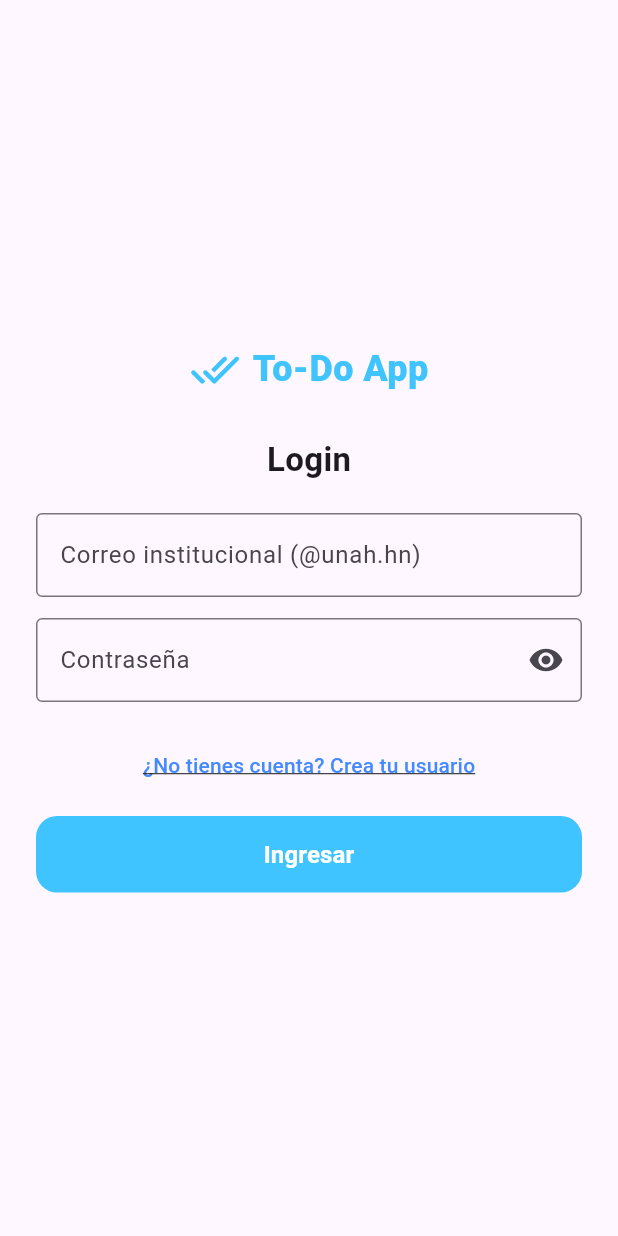
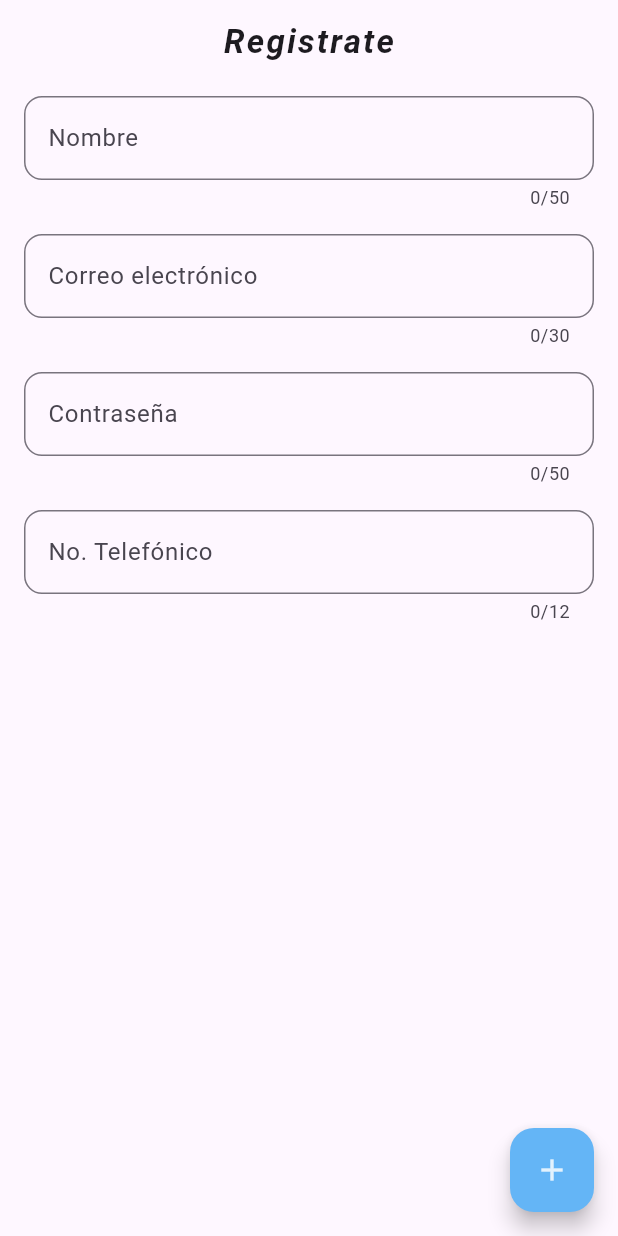
Before and after one commit to samiipineda/Tarea_2.1-Lenguajes-de-Programacion, a Flutter app: the LoginPage screen opened by its route, after a tap on "¿No tienes cuenta? Crea tu usuario", on a phone screen of 412 x 824 dp. Run offline on Flutter 3.47's test engine with Material 3 defaults, Android fonts, the phone set to English and light mode, and no system bars; our stand-ins replace go_router.

Commit message:
Agregando la vista del registro y sus rutas

```diff
--- a/intro-flutter/todo_app/lib/api/todos.dart
+++ b/intro-flutter/todo_app/lib/api/todos.dart
@@ -24,3 +24,12 @@ final List<Map<String, dynamic>> todoList = [
     'completed': false,
   },
 ];
+
+final List<Map<String, dynamic>> todoUsers = [
+    {'id': 1,
+    'nombre': 'Grolbin Orellana',
+    'email': 'grolbin.orellana@unah.hn',
+    'contraseña': 'admin123',
+    'numero': 93416662
+    }
+];
--- a/intro-flutter/todo_app/lib/src/models/todo.dart
+++ /dev/null
@@ -1,21 +0,0 @@
-class Todo {
-  final String title;
-  final String description;
-  final bool completed;
-
-  Todo({
-    required this.title,
-    required this.description,
-    required this.completed,
-  });
-
-  factory Todo.fromJson(Map<String, dynamic> json) => Todo(
-    title: json['title'],
-    description: json['description'],
-    completed: json['completed'],
-  );
-
-  Map<String, dynamic> toJson() {
-    return {'title': title, 'description': description, 'completed': completed};
-  }
-}
--- a/intro-flutter/todo_app/lib/src/shared/utils.dart
+++ b/intro-flutter/todo_app/lib/src/shared/utils.dart
@@ -2,6 +2,7 @@ import 'package:flutter/material.dart';
 import 'package:go_router/go_router.dart';
 
 class Utils {
+
   static showSnackBar({
     required BuildContext context,
     required String title,
--- a/intro-flutter/todo_app/lib/src/views/login.dart
+++ b/intro-flutter/todo_app/lib/src/views/login.dart
@@ -121,7 +121,9 @@ class _LoginPageState extends State<LoginPage> {
                       ),
                       const SizedBox(height: 18),
                       TextButton(
-                        onPressed: () {},
+                        onPressed: () {
+                          context.goNamed('signUp-todo');
+                        },
                         child: const Text(
                           '¿No tienes cuenta? Crea tu usuario',
                           style: TextStyle(
--- /dev/null
+++ b/intro-flutter/todo_app/lib/src/views/user_page.dart
@@ -0,0 +1,169 @@
+import 'package:flutter/material.dart';
+import 'package:flutter/services.dart';
+import 'package:go_router/go_router.dart';
+import 'package:todo_app/api/todos.dart';
+import 'package:todo_app/src/shared/utils.dart';
+import 'package:flutter/widgets.dart';
+import 'package:todo_app/src/widgets/text_Field.dart';
+
+class UserPage extends StatelessWidget {
+  UserPage({super.key, this.user});
+
+  final nameController = TextEditingController();
+  final emailController = TextEditingController();
+  final phoneController = TextEditingController();
+  final passwordController = TextEditingController();
+
+  final FocusNode emailFocus = FocusNode();
+
+  final Map<String, dynamic>? user;
+
+  @override
+  Widget build(BuildContext context) {
+    //Id que me permite consultar a la BBDD la información actualziada
+    final userID = GoRouterState.of(context).pathParameters['id'];
+
+    if (user != null) {
+      nameController.text = user!['nombre'];
+      emailController.text = user!['email'];
+      passwordController.text = user!['contraseña'];
+      phoneController.text = user!['numero'];
+
+    }
+
+    return Scaffold(
+      appBar: AppBar(
+        title: Center(
+          child: Text(
+            user == null
+                ? 'Registrate'
+                : 'Editando datos del Usuario $userID',
+                style: TextStyle(
+                  fontStyle: FontStyle.italic,
+                  fontWeight: FontWeight.bold,
+                  letterSpacing: 1.5,
+                  ),
+          ),
+        ),
+      ),
+      body: Padding(
+        padding: EdgeInsetsGeometry.symmetric(vertical: 8, horizontal: 16),
+        child: Column(
+
+          children: [
+
+            PersonalizadoTextField(controller: nameController, focusNode: emailFocus, maxLength: 50, labelText: 'Nombre'),
+            SizedBox(height: 16),
+            PersonalizadoTextField(controller: emailController, maxLength: 30, labelText: 'Correo electrónico',keyboardType: TextInputType.emailAddress),
+            SizedBox(height: 16),
+            PersonalizadoTextField(controller: passwordController, maxLength: 50, labelText: 'Contraseña'),
+            SizedBox(height: 16),
+            PersonalizadoTextField(controller: phoneController, maxLength: 12, labelText: 'No. Telefónico', keyboardType: TextInputType.phone,inputFormatters: [FilteringTextInputFormatter.digitsOnly],)
+
+          ],
+
+        ),
+      ),
+      floatingActionButton: FloatingActionButton(
+        backgroundColor: Colors.blue[300],
+        onPressed: () {
+          //TODO: mostrar icono de carga usando gestores de estado
+          if (nameController.text.isEmpty) {
+            Utils.showSnackBar(
+              context: context,
+              title: "Ingrese el Nombre",
+              color: Colors.red,
+            );
+            return;
+          }
+          if (emailController.text.isEmpty) {
+            Utils.showSnackBar(
+              context: context,
+              title: "El email es obligatorio",
+              color: Colors.red,
+            );
+            return;
+          }
+          if (passwordController.text.isEmpty) {
+            Utils.showSnackBar(
+              context: context,
+              title: "Agregue una Contraseña",
+              color: Colors.red,
+            );
+            return;
+          }
+          if (phoneController.text.isEmpty) {
+            Utils.showSnackBar(
+              context: context,
+              title: "Ingrese Número Telefónico",
+              color: Colors.red,
+            );
+            return;
+          }
+
+          final Map<String, dynamic> newUser = {
+            'id': todoUsers.length + 1,
+            'nombre': nameController.text,
+            'emai': emailController.text,
+            'numero': phoneController,
+            'contraseña': passwordController
+          };
+
+          if (userID == null) {
+            todoUsers.add(newUser);
+          } else {
+            final indice = todoUsers.indexWhere(
+              (user) => user['id'].toString() == userID,
+            );
+
+            todoUsers[indice] = newUser;
+          }
+
+          Utils.showSnackBar(
+            context: context,
+            title: "Usuario creada correctamente",
+          );
+
+          nameController.text = '';
+          emailController.text = '';
+          phoneController.text='';
+          passwordController.text='';
+
+          context.goNamed('todo-list');
+        },
+        child: Icon(Icons.add, color: Colors.blue[50]),
+      ),
+    );
+  }
+}
+
+class New1 extends StatelessWidget {
+  const New1({
+    super.key,
+    required this.nameController,
+  });
+
+  final TextEditingController nameController;
+
+  @override
+  Widget build(BuildContext context) {
+    return TextField(
+      controller: nameController,
+      decoration: InputDecoration(
+        label: Text('Nombre'),
+        //hint: Text('Su nombre de usuario aquí'),
+        border: OutlineInputBorder(
+          borderRadius: BorderRadius.circular(12),
+        ),
+
+        //prefixIcon: Icon(Icons.text_fields_rounded),
+      ),
+
+      maxLines: 1,
+      maxLength: 50,
+      obscureText: false,
+      keyboardType: TextInputType.visiblePassword,
+      // style: TextStyle(color: Colors.red),
+    );
+  }
+}
--- /dev/null
+++ b/intro-flutter/todo_app/lib/src/widgets/text_Field.dart
@@ -0,0 +1,72 @@
+import 'package:flutter/material.dart';
+import 'package:flutter/services.dart';
+
+class PersonalizadoTextField extends StatelessWidget {
+  const PersonalizadoTextField({
+    super.key,
+    required this.controller,
+    this.estiloDecoracion,
+    this.focusNode,
+    this.labelText,
+    this.hintText,
+    this.prefixIcon,
+    this.suffixIcon,
+    this.maxLines = 1,
+    this.maxLength=50,
+    this.obscureText = false,
+    this.keyboardType = TextInputType.text,
+    this.borderRadius = 12,
+    this.validator,
+    this.inputFormatters,
+  });
+
+  final int? estiloDecoracion;
+  final TextEditingController controller;
+  final FocusNode? focusNode;
+  final String? labelText;
+  final String? hintText;
+  final Widget? prefixIcon;
+  final Widget? suffixIcon;
+  final int maxLines;
+  final int? maxLength;
+  final bool obscureText;
+  final TextInputType keyboardType;
+  final double borderRadius;
+  final String? Function(String?)? validator;
+  final List<TextInputFormatter>? inputFormatters;
+
+  @override
+  Widget build(BuildContext context) {
+    if(this.estiloDecoracion==1){
+      return TextField(
+      controller: controller,
+      focusNode: focusNode,
+      decoration: InputDecoration(labelText: labelText),
+      maxLines: maxLines,
+      maxLength: maxLength,
+      obscureText: obscureText,
+      keyboardType: keyboardType,
+      inputFormatters: inputFormatters,
+    );
+    }
+    return TextField(
+      controller: controller,
+      focusNode: focusNode,
+      decoration: InputDecoration(
+        labelText: labelText,
+        hintText: hintText,
+        border: OutlineInputBorder(
+          borderRadius: BorderRadius.circular(borderRadius),
+        ),
+        prefixIcon: prefixIcon,
+        suffixIcon: suffixIcon,
+      ),
+      maxLines: maxLines,
+      maxLength: maxLength,
+      obscureText: obscureText,
+      keyboardType: keyboardType,
+      inputFormatters: inputFormatters,
+    );
+
+  }
+}
--- a/intro-flutter/todo_app/pubspec.yaml
+++ b/intro-flutter/todo_app/pubspec.yaml
@@ -35,8 +35,6 @@ dependencies:
   # Use with the CupertinoIcons class for iOS style icons.
   cupertino_icons: ^1.0.8
   go_router: 16.2.5
-  firebase_core: ^4.2.0
-  cloud_firestore: ^6.0.3
 
 dev_dependencies:
   flutter_test:
```
Also changed, not shown: intro-flutter/todo_app/lib/main.dart (+34 -19 lines), intro-flutter/todo_app/lib/src/providers/todo_provider.dart (deleted, +0 -20 lines), intro-flutter/todo_app/lib/src/views/admin_todo_page.dart (+8 -44 lines), intro-flutter/todo_app/lib/src/views/home_page.dart (+23 -22 lines), intro-flutter/todo_app/firebase.json (deleted), intro-flutter/todo_app/lib/firebase_options.dart (deleted), intro-flutter/todo_app/lib/src/shared/autenticador.dart (line endings or trailing spaces), intro-flutter/todo_app/lib/src/widgets/app_text.dart (line endings or trailing spaces), intro-flutter/todo_app/pubspec.lock, 9 other files.
